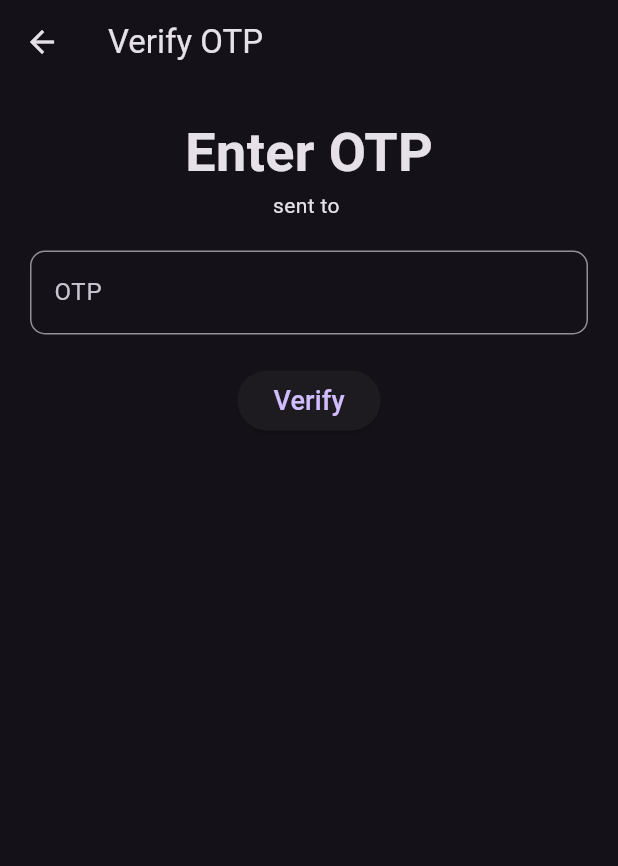
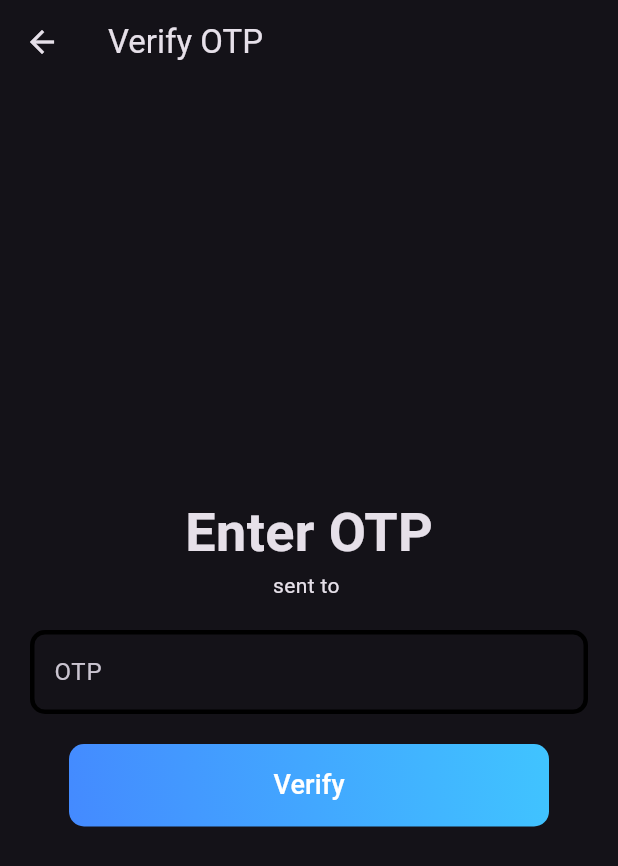
Before and after one commit to Shiva-Shankar-Dev/ecom_app, a Flutter app: the OtpPage screen opened directly with empty values, on a phone screen of 412 x 824 dp. Shown: the top 866 px of the screen. Run offline on Flutter 3.47's test engine with Material 3 defaults, Android fonts, the phone set to English and light mode, and no system bars; our stand-ins replace firebase_auth, firebase_core; missing offline and left inert: excel; accounts and stored records are empty.

Commit message:
Change the color themes and added the mobile otp

```diff
--- /dev/null
+++ b/lib/colorPallete/color_pallete.dart
@@ -0,0 +1,8 @@
+import 'package:flutter/material.dart';
+
+class colorPallete{
+  static Color color1 = Colors.blueAccent;
+  static Color color2 = Colors.lightBlueAccent;
+  static Color color3 = Colors.black;
+  static Color color4 = Colors.transparent;
+}
--- a/lib/screens/login_page.dart
+++ b/lib/screens/login_page.dart
@@ -1,3 +1,4 @@
+import 'package:ecom_app/colorPallete/color_pallete.dart';
 import 'package:ecom_app/widgets/auth_button.dart';
 import 'package:ecom_app/widgets/auth_text_field.dart';
 import 'package:flutter/gestures.dart';
@@ -61,7 +62,7 @@ class _LoginPage extends State<LoginPage> {
                         children: [
                           TextSpan(
                             text: 'Mobile instead?',
-                            style: TextStyle(color: Colors.greenAccent),
+                            style: TextStyle(color: colorPallete.color1),
                             recognizer: TapGestureRecognizer()
                               ..onTap = () {
                                 Navigator.pushNamed(context, '/mobile');
@@ -86,7 +87,7 @@ class _LoginPage extends State<LoginPage> {
                         children: [
                           TextSpan(
                             text: 'Sign Up',
-                            style: TextStyle(color: Colors.greenAccent),
+                            style: TextStyle(color: colorPallete.color1),
                             recognizer: TapGestureRecognizer()
                               ..onTap = () {
                                 Navigator.pushNamed(context, '/signup');
--- a/lib/screens/otp_page.dart
+++ b/lib/screens/otp_page.dart
@@ -1,15 +1,17 @@
 import 'package:flutter/material.dart';
 import 'package:firebase_auth/firebase_auth.dart';
+
+import '../colorPallete/color_pallete.dart';
 
 class OtpPage extends StatefulWidget {
   final String phone;
   final String verificationId;
 
   const OtpPage({
-    Key? key,
+    super.key,
     required this.phone,
     required this.verificationId,
-  }) : super(key: key);
+  });
 
   @override
   State<OtpPage> createState() => _OtpPageState();
@@ -24,8 +26,8 @@ class _OtpPageState extends State<OtpPage> {
   @override
   void initState() {
     super.initState();
-    verificationId = widget.verificationId!;
-    phone = widget.phone!;
+    verificationId = widget.verificationId;
+    phone = widget.phone;
   }
 
   void _verifyOtp() async {
@@ -56,7 +58,9 @@ class _OtpPageState extends State<OtpPage> {
       appBar: AppBar(title: Text('Verify OTP')),
       body: Padding(
         padding: const EdgeInsets.all(20.0),
+        child: Center(
           child: Column(
+            mainAxisSize: MainAxisSize.min,
             children: [
               Text('Enter OTP', style: TextStyle(fontSize: 36, fontWeight: FontWeight.bold)),
               Text('sent to $phone'),
@@ -65,18 +69,42 @@ class _OtpPageState extends State<OtpPage> {
                 controller: _otpController,
                 keyboardType: TextInputType.number,
                 decoration: InputDecoration(
-                labelText: 'OTP',
+                  hintText: 'OTP',
                   border: OutlineInputBorder(borderRadius: BorderRadius.circular(10)),
+                  enabledBorder: OutlineInputBorder(
+                    borderRadius: BorderRadius.circular(10),
+                    borderSide: BorderSide(width: 3),
+                  ),
+                  focusedBorder: OutlineInputBorder(
+                    borderRadius: BorderRadius.circular(10),
+                    borderSide: BorderSide(color: colorPallete.color1, width: 3),
+                  ),
                 ),
               ),
               SizedBox(height: 20),
-            ElevatedButton(
+              Container(
+                decoration: BoxDecoration(
+                  gradient: LinearGradient(
+                    colors: [colorPallete.color1, colorPallete.color2],
+                    begin: Alignment.bottomLeft,
+                    end: Alignment.topRight,
+                  ),
+                  borderRadius: BorderRadius.circular(10),
+                ),
+                child: ElevatedButton(
+                  style: ElevatedButton.styleFrom(
+                    fixedSize: const Size(320, 55),
+                    shadowColor: colorPallete.color4,
+                    backgroundColor: colorPallete.color4,
+                  ),
                   onPressed: _isVerifying ? null : _verifyOtp,
                   child: _isVerifying
                       ? CircularProgressIndicator()
-                  : Text('Verify', style: TextStyle(fontSize: 18)),
+                      : Text('Verify', style: TextStyle(color: Colors.white,fontSize: 18)),
+                ),
               ),
             ],
+          ),
         ),
       ),
     );
--- a/lib/widgets/auth_text_field.dart
+++ b/lib/widgets/auth_text_field.dart
@@ -1,3 +1,4 @@
+import 'package:ecom_app/colorPallete/color_pallete.dart';
 import 'package:flutter/material.dart';
 
 // ignore: must_be_immutable
@@ -24,11 +25,11 @@ class AuthTextField extends StatelessWidget {
             hintText: hintText,
             enabledBorder: OutlineInputBorder(
               borderRadius: BorderRadius.circular(10),
-              borderSide: BorderSide(color: Colors.white70, width: 3),
+              borderSide: BorderSide(width: 3),
             ),
             focusedBorder: OutlineInputBorder(
               borderRadius: BorderRadius.circular(10),
-              borderSide: BorderSide(color: Colors.greenAccent, width: 3),
+              borderSide: BorderSide(color: colorPallete.color1, width: 3),
             ),
           ),
           controller: controller,
```
Also changed, not shown: lib/screens/mobile_login_page.dart (+32 -4 lines), lib/widgets/auth_button.dart (+6 -4 lines). Lines whose indentation alone changed are shown as unchanged.
